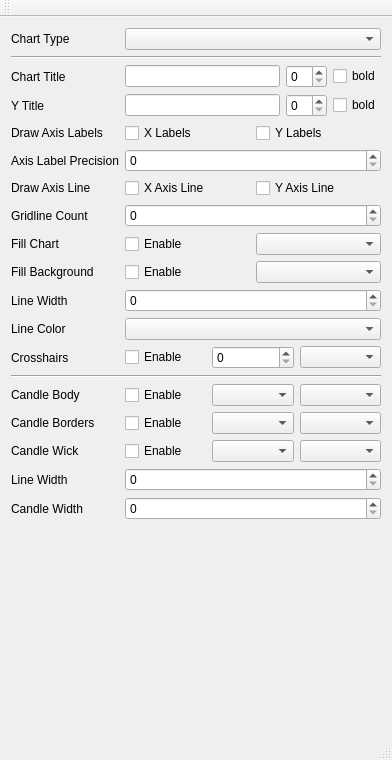
This is chartexamples/mainwindow.ui in presstab/psscharts as Qt 5 draws it before an edit. The edited form follows.
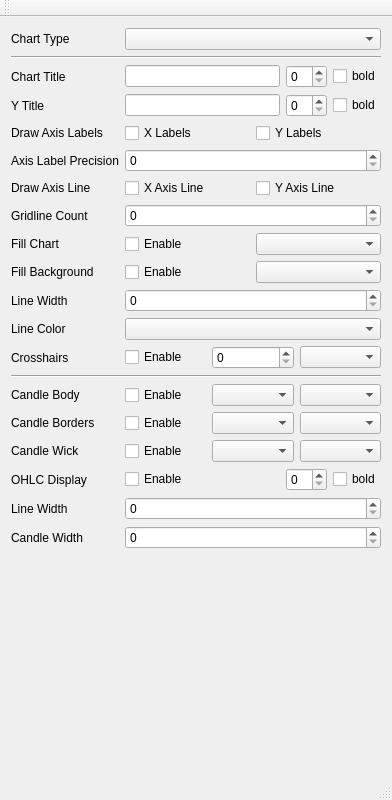
This is the edited form.

Commit message: Toggle OHLC Display

Diff of the .ui file:
```diff
--- a/chartexamples/mainwindow.ui
+++ b/chartexamples/mainwindow.ui
@@ -7,7 +7,7 @@
     <x>0</x>
     <y>0</y>
     <width>392</width>
-    <height>760</height>
+    <height>800</height>
    </rect>
   </property>
   <property name="windowTitle">
@@ -322,26 +322,67 @@
           </item>
          </layout>
         </item>
-        <item row="17" column="0">
+        <item row="18" column="0">
          <widget class="QLabel" name="label_18">
           <property name="text">
            <string>Line Width</string>
           </property>
          </widget>
         </item>
-        <item row="17" column="1">
+        <item row="18" column="1">
          <widget class="QSpinBox" name="spinboxCandleLineWidth"/>
         </item>
-        <item row="18" column="0">
+        <item row="19" column="0">
          <widget class="QLabel" name="label_17">
           <property name="text">
            <string>Candle Width</string>
           </property>
          </widget>
         </item>
-        <item row="18" column="1">
+        <item row="19" column="1">
          <widget class="QSpinBox" name="spinboxCandleWidth"/>
         </item>
+        <item row="17" column="0">
+         <widget class="QLabel" name="label_13">
+          <property name="text">
+           <string>OHLC Display</string>
+          </property>
+         </widget>
+        </item>
+        <item row="17" column="1">
+         <layout class="QHBoxLayout" name="horizontalLayout_12">
+          <item>
+           <widget class="QCheckBox" name="checkBoxOHLCDisplay">
+            <property name="text">
+             <string>Enable</string>
+            </property>
+           </widget>
+          </item>
+          <item>
+           <spacer name="horizontalSpacer">
+            <property name="orientation">
+             <enum>Qt::Horizontal</enum>
+            </property>
+            <property name="sizeHint" stdset="0">
+             <size>
+              <width>40</width>
+              <height>20</height>
+             </size>
+            </property>
+           </spacer>
+          </item>
+          <item>
+           <widget class="QSpinBox" name="spinboxOHLCFontSize"/>
+          </item>
+          <item>
+           <widget class="QCheckBox" name="checkboxOHLCBold">
+            <property name="text">
+             <string>bold</string>
+            </property>
+           </widget>
+          </item>
+         </layout>
+        </item>
        </layout>
       </item>
      </layout>
```
The commit also changes 3 other files.
